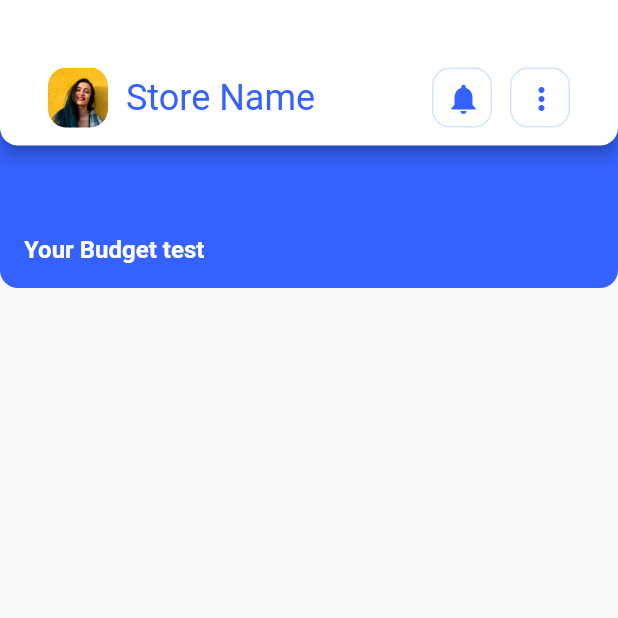
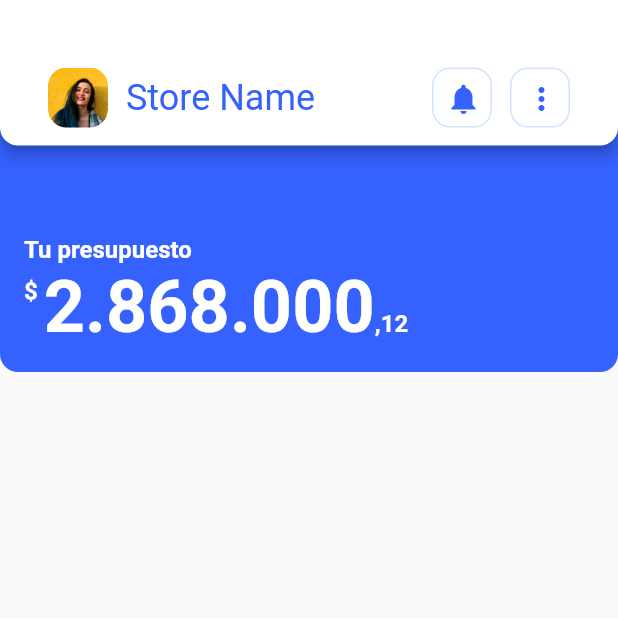
Before and after one commit to nkescobar/cuenty_app_flutter, a Flutter app: the screen it shows after launch, on a phone screen of 412 x 824 dp, the top half of it. Run offline on Flutter 3.47's test engine with Material 2 defaults, Android fonts, the phone set to English and light mode, and no system bars; our stand-ins replace i18n_extension.

Commit message:
update widget custom money display and add widget sumary card

```diff
--- a/lib/application/ui/screens/home/home_screen.dart
+++ b/lib/application/ui/screens/home/home_screen.dart
@@ -29,7 +29,9 @@ class _HomeScreenState extends State<HomeScreen> {
           child: HomeAppBarTitleWidget(),
         ),
       ),
-      body: Column(children: const [TopHomeBodyWidget()]),
+      body: Column(children: const [
+        TopHomeBodyWidget(),
+      ]),
     );
   }
 }
--- a/lib/application/ui/screens/home/i18n/home.i18n.dart
+++ b/lib/application/ui/screens/home/i18n/home.i18n.dart
@@ -3,6 +3,7 @@ import 'package:i18n_extension/i18n_extension.dart';
 class HomeStrings {
   static const String home = 'Home!';
   static const String welcome = 'Welcome';
+  static const String budget = 'Your Budget';
 }
 
 extension Localization on String {
@@ -14,6 +15,10 @@ extension Localization on String {
       {
         'en_us': HomeStrings.welcome,
         'es_co': 'Bienvenido',
+      } +
+      {
+        'en_us': HomeStrings.budget,
+        'es_co': 'Tu presupuesto',
       };
 
   String get i18n => localize(this, _t);
--- a/lib/application/ui/screens/home/widgets/home_body_widget/top_home_body_widget.dart
+++ b/lib/application/ui/screens/home/widgets/home_body_widget/top_home_body_widget.dart
@@ -1,4 +1,8 @@
 import 'package:flutter/material.dart';
+import 'package:cuenty_app/application/ui/screens/home/i18n/home.i18n.dart';
+// Shared Widgets
+import 'package:cuenty_app/application/ui/shared/widgets/index.dart'
+    show CustomMoneyDisplayWidget;
 // Design
 import 'package:cuenty_app/application/app/design/index.dart'
     show AppColors, AppRadius, AppSizes;
@@ -18,15 +22,28 @@ class TopHomeBodyWidget extends StatelessWidget {
             bottomLeft: AppRadius.small, bottomRight: AppRadius.small),
       ),
       // height: 389,
-      child: Column(crossAxisAlignment: CrossAxisAlignment.start, children: [
-        Container(
-          margin: const EdgeInsets.only(top: 56),
-          child: Text(
-            'Your Budget test',
-            style: Theme.of(context).textTheme.displaySmall,
+      child: Column(
+        crossAxisAlignment: CrossAxisAlignment.start,
+        children: [
+          Container(
+            margin: const EdgeInsets.only(top: 56),
+            child: Text(
+              HomeStrings.budget.i18n,
+              style: Theme.of(context).textTheme.displaySmall,
+            ),
           ),
-        ),
-      ]),
+          CustomMoneyDisplayWidget(
+            amount: 2868000.12,
+            padding: const EdgeInsets.only(
+                top: AppSizes.paddingM, right: AppSizes.paddingS),
+            amountStyle: Theme.of(context).textTheme.displayLarge!,
+            amountStyleSmall: const TextStyle(
+                fontSize: 16,
+                fontWeight: FontWeight.bold,
+                color: AppColors.brandLightColor),
+          ),
+        ],
+      ),
     );
   }
 }
--- a/lib/application/ui/shared/widgets/custom_money_display_widget.dart/custom_money_display_widget.dart
+++ b/lib/application/ui/shared/widgets/custom_money_display_widget.dart/custom_money_display_widget.dart
@@ -1,10 +1,41 @@
 import 'package:flutter/material.dart';
+import 'package:intl/intl.dart';
 
-class CustomMoneyDetail extends StatelessWidget {
-  const CustomMoneyDetail({super.key});
+class CustomMoneyDisplayWidget extends StatelessWidget {
+  final double amount;
+  final TextStyle amountStyle;
+  final TextStyle amountStyleSmall;
+  final EdgeInsets? padding;
+  const CustomMoneyDisplayWidget({
+    super.key,
+    required this.amount,
+    required this.amountStyle,
+    required this.amountStyleSmall,
+    this.padding,
+  });
 
   @override
   Widget build(BuildContext context) {
-    return Container();
+    final formater = NumberFormat.currency(
+        locale: 'eu',
+        customPattern: '#,### \u00a4',
+        symbol: '',
+        decimalDigits: 2);
+    final String convertedMoneyToString = formater.format(amount);
+    final splitConvertedValues = convertedMoneyToString.split(',');
+    return Row(
+      crossAxisAlignment: CrossAxisAlignment.start,
+      children: [
+        Container(
+          padding: padding,
+          child: Text('\$', style: amountStyleSmall),
+        ),
+        RichText(
+            text: TextSpan(children: [
+          TextSpan(text: splitConvertedValues[0], style: amountStyle),
+          TextSpan(text: ',${splitConvertedValues[1]}', style: amountStyleSmall)
+        ])),
+      ],
+    );
   }
 }
--- /dev/null
+++ b/lib/application/ui/shared/widgets/sumary_card_widget.dart/index.dart
@@ -0,0 +1,2 @@
+export './sumary_card_enum.dart';
+export './sumary_card_widget.dart';
--- a/pubspec.yaml
+++ b/pubspec.yaml
@@ -21,6 +21,7 @@ dependencies:
 
   flutter_localizations:
     sdk: flutter
+  intl: ^0.17.0
 
 dev_dependencies:
   flutter_test:
```
Also changed, not shown: lib/application/ui/shared/widgets/sumary_card_widget.dart/sumary_card_widget.dart (added, +65 -0 lines), lib/application/ui/shared/widgets/sumary_card_widget.dart/sumary_card_enum.dart (added), pubspec.lock.
